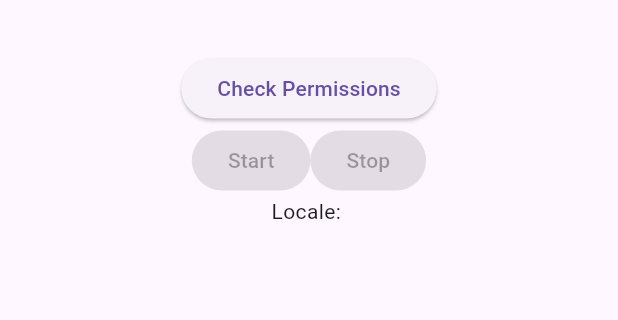
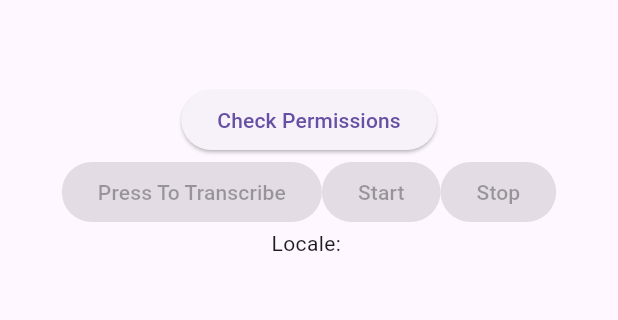
Before and after one commit to EAS-Jordan/flutter-speech-to-text, a Flutter app: the screen it shows after launch, on a phone screen of 412 x 824 dp, the part 63-383 px from its top. Run offline on Flutter 3.47's test engine with Material 3 defaults, Android fonts, the light colour scheme and no system bars; our stand-ins replace permission_handler; missing offline and left inert: dart_openai, livespeechtotext.

Commit message:
WORKING WHISPER INTERGRATION
working with OpenAi

```diff
--- a/lib/main.dart
+++ b/lib/main.dart
@@ -5,12 +5,15 @@
 import 'dart:async';
 
 import 'package:flutter/services.dart';
-import 'package:flutter/widgets.dart';
 import 'package:livespeechtotext/livespeechtotext.dart';
 import 'package:permission_handler/permission_handler.dart';
 
-void main() {
+import 'package:dart_openai/dart_openai.dart';
+import 'env/env.dart';
+
+void main() async {
   WidgetsFlutterBinding.ensureInitialized();
+  OpenAI.apiKey = apiKey;
 
   runApp(const MyApp());
 }
@@ -23,8 +26,10 @@
 }
 
 class _MyAppState extends State<MyApp> {
+  // Set the OpenAI API key from the .env file.
   late Livespeechtotext _livespeechtotextPlugin;
   late String _recognisedText;
+  late String _transcription;
   String? _localeDisplayName = '';
   StreamSubscription<dynamic>? onSuccessEvent;
 
@@ -60,6 +65,7 @@
     //         }));
 
     _recognisedText = '';
+    _transcription = '';
   }
 
   @override
@@ -75,10 +81,14 @@
             appBar: AppBar(
               title: const Text('Live Speech To Text'),
             ),
-        body: Center(
+            body: SingleChildScrollView(
+                child: Stack(
+              children: <Widget>[
+                Center(
                   child: Column(
                     children: [
                       Text(_recognisedText),
+                      Text(_transcription),
                       if (!microphoneGranted)
                         ElevatedButton(
                           onPressed: () {
@@ -89,6 +99,18 @@
                       Row(
                         mainAxisSize: MainAxisSize.min,
                         children: [
+                          ElevatedButton(
+                              onPressed: microphoneGranted
+                                  ? () {
+                                      print("transcribe button pressed");
+                                      try {
+                                        transcribe();
+                                      } on PlatformException {
+                                        print('error');
+                                      }
+                                    }
+                                  : null,
+                              child: Text("Press To Transcribe")),
                           ElevatedButton(
                               onPressed: microphoneGranted
                                   ? () {
@@ -119,8 +141,26 @@
                     ],
                   ),
                 ),
-      ),
+              ],
+            ))));
+  }
+
+  Future<OpenAIAudioModel> transcribe() async {
+    return Future.wait([]).then((_) async {
+      OpenAIAudioModel transcription =
+          await OpenAI.instance.audio.createTranscription(
+        file: File(
+            "/Users/jordanhaggett/Documents/flutter-stt/flutter_stt/lib/env/MLKDreamSpeech.mp3"),
+        model: "whisper-1",
+        // prompt: """User1: 'Hello.',
+        // User2: 'uhh Goodmorning, everyone.' """,
+        responseFormat: OpenAIAudioResponseFormat.json,
       );
+      setState(() {
+        _transcription = transcription.text.toString();
+      });
+      return transcription;
+    });
   }
 
   Future<dynamic> binding() async {
--- a/pubspec.yaml
+++ b/pubspec.yaml
@@ -37,6 +37,7 @@ dependencies:
   cupertino_icons: ^1.0.6
   livespeechtotext: ^1.0.9
   permission_handler: ^11.3.1
+  dart_openai: ^5.1.0
 
 dev_dependencies:
   flutter_test:
```
Also changed, not shown: pubspec.lock, 1 other file. Lines whose indentation alone changed are shown as unchanged.
